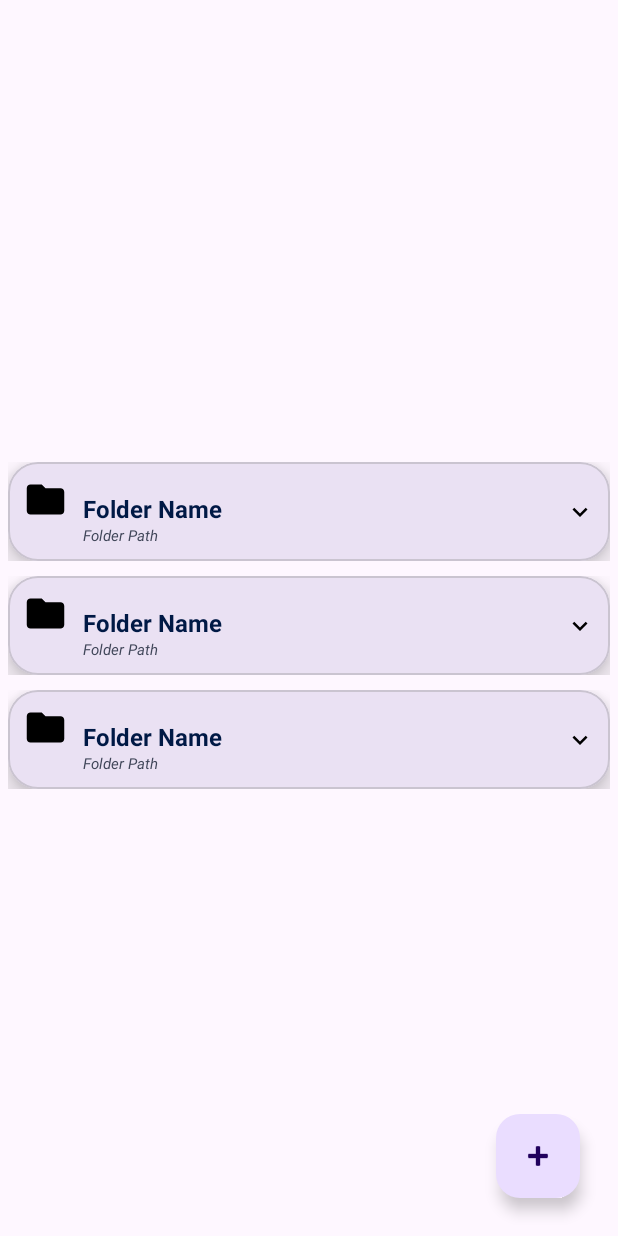
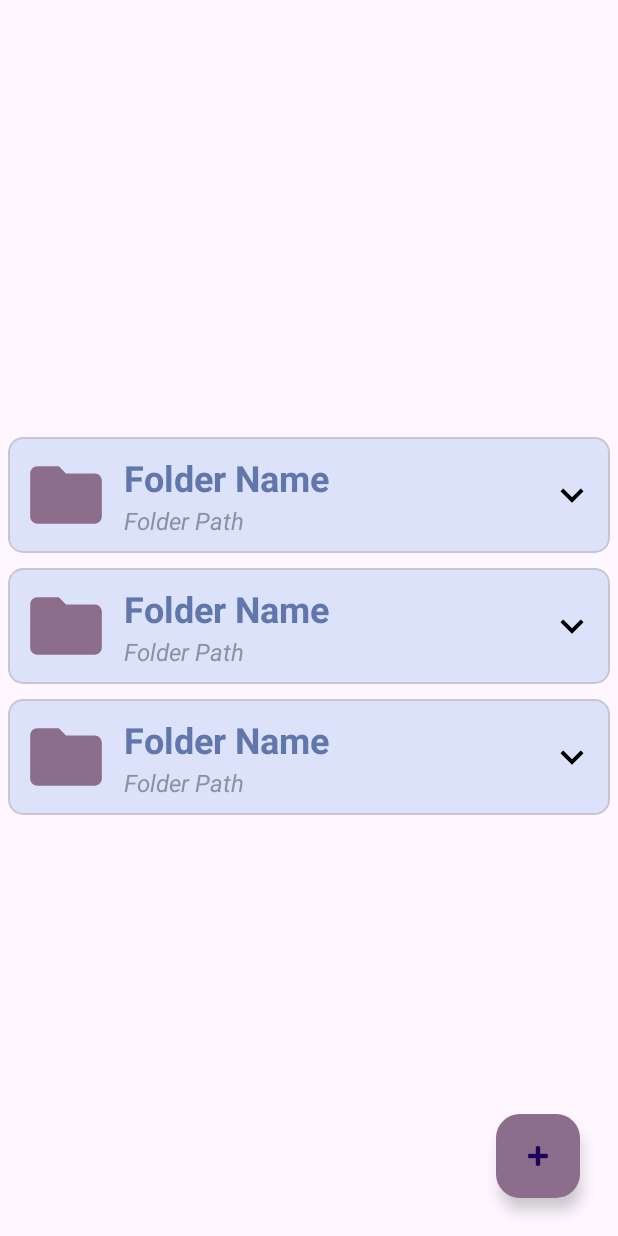
Before and after one commit to abdalmoniem/Android-Boot-Animation-Player, an Android app: the layout fragment_files_and_folders.xml on its own in the app's theme, with its tools: preview values and no code run, on a phone screen of 412 x 824 dp. Run offline under Robolectric (Android 15) with nearby library versions, the phone set to English and light mode, and no system bars.

Commit message:
add Material you colors
Change-Id: Ic479253dd00af635763c440d50afe2d9fba3e8da
Signed-off-by: AbdAlMoniem AlHifnawy <hifnawy_moniem@hotmail.com>

```diff
--- a/app/src/main/res/layout/folder_list_item.xml
+++ b/app/src/main/res/layout/folder_list_item.xml
@@ -12,8 +12,9 @@
         android:layout_width="match_parent"
         android:layout_height="match_parent"
         android:elevation="10dp"
-        app:cardCornerRadius="20dp"
-        app:cardElevation="10dp"
+        app:cardCornerRadius="10dp"
+        app:cardElevation="2dp"
+        app:cardBackgroundColor="@color/material_dynamic_secondary90"
         app:cardPreventCornerOverlap="true">
 
         <androidx.constraintlayout.widget.ConstraintLayout
@@ -23,34 +24,41 @@
 
             <ImageView
                 android:id="@+id/folder_icon"
-                android:layout_width="30dp"
-                android:layout_height="30dp"
+                android:layout_width="0dp"
+                android:layout_height="0dp"
                 android:src="@drawable/baseline_folder_closed"
+                app:layout_constraintBottom_toBottomOf="parent"
+                app:layout_constraintDimensionRatio="1:1"
+                app:layout_constraintEnd_toStartOf="@+id/folder_name"
                 app:layout_constraintStart_toStartOf="parent"
-                app:layout_constraintTop_toTopOf="parent" />
+                app:layout_constraintTop_toTopOf="parent"
+                app:layout_constraintWidth_percent="0.15"
+                app:tint="@color/material_dynamic_tertiary50" />
 
             <ImageView
                 android:id="@+id/arrow_down"
-                android:layout_width="20dp"
-                android:layout_height="20dp"
+                android:layout_width="0dp"
+                android:layout_height="0dp"
                 android:src="@drawable/baseline_keyboard_arrow_down"
                 app:layout_constraintBottom_toBottomOf="parent"
+                app:layout_constraintDimensionRatio="1:1"
                 app:layout_constraintEnd_toEndOf="parent"
-                app:layout_constraintTop_toTopOf="parent" />
+                app:layout_constraintStart_toEndOf="@+id/folder_name"
+                app:layout_constraintTop_toTopOf="parent"
+                app:layout_constraintWidth_percent="0.08" />
 
             <TextView
                 android:id="@+id/folder_name"
                 android:layout_width="0dp"
                 android:layout_height="wrap_content"
                 android:layout_marginStart="10dp"
-                android:layout_marginTop="10dp"
                 android:text="Folder Name"
-                android:textColor="@color/material_dynamic_primary10"
-                android:textSize="16dp"
+                android:textColor="@color/material_dynamic_primary50"
+                android:textSize="24dp"
                 android:textStyle="bold"
-                app:layout_constraintEnd_toStartOf="@id/arrow_down"
-                app:layout_constraintHorizontal_bias="0"
-                app:layout_constraintStart_toEndOf="@id/folder_icon"
+                app:layout_constraintBottom_toTopOf="@+id/folder_path"
+                app:layout_constraintEnd_toStartOf="@+id/arrow_down"
+                app:layout_constraintStart_toEndOf="@+id/folder_icon"
                 app:layout_constraintTop_toTopOf="parent" />
 
             <TextView
@@ -59,13 +67,13 @@
                 android:layout_height="wrap_content"
                 android:layout_marginStart="10dp"
                 android:text="Folder Path"
-                android:textColor="@color/material_dynamic_secondary30"
-                android:textSize="10dp"
+                android:textColor="@color/material_dynamic_secondary60"
+                android:textSize="16dp"
                 android:textStyle="italic"
+                app:layout_constraintBottom_toBottomOf="parent"
                 app:layout_constraintEnd_toStartOf="@id/arrow_down"
-                app:layout_constraintHorizontal_bias="0"
                 app:layout_constraintStart_toEndOf="@id/folder_icon"
-                app:layout_constraintTop_toBottomOf="@id/folder_name" />
+                app:layout_constraintTop_toBottomOf="@+id/folder_name" />
         </androidx.constraintlayout.widget.ConstraintLayout>
     </com.google.android.material.card.MaterialCardView>
 </androidx.constraintlayout.widget.ConstraintLayout>
--- a/app/src/main/res/layout/fragment_files_and_folders.xml
+++ b/app/src/main/res/layout/fragment_files_and_folders.xml
@@ -35,5 +35,6 @@
         android:layout_marginEnd="25dp"
         app:layout_constraintBottom_toBottomOf="parent"
         app:layout_constraintRight_toRightOf="parent"
-        app:srcCompat="@android:drawable/ic_input_add" />
+        app:srcCompat="@android:drawable/ic_input_add"
+        android:backgroundTint="@color/material_dynamic_tertiary50"/>
 </androidx.constraintlayout.widget.ConstraintLayout>
```
